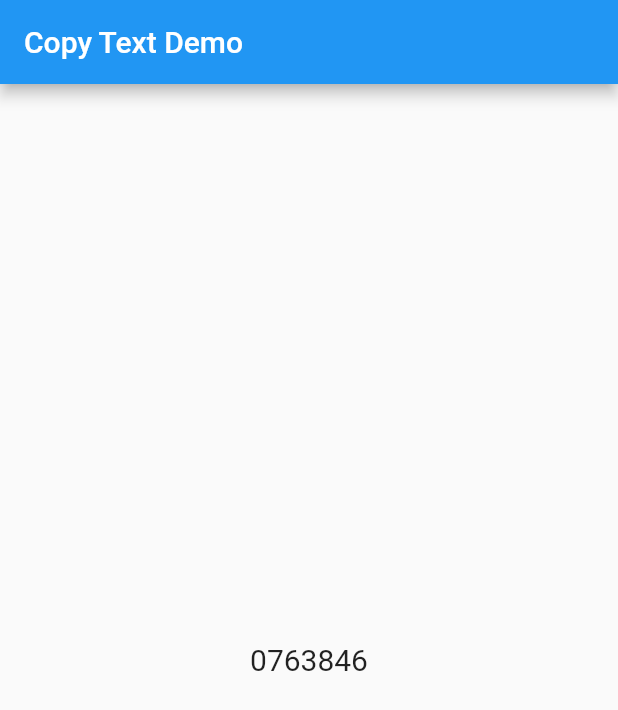
After one commit to ntaulya/visipay, a Flutter app: the MyHomePage screen opened directly, on a phone screen of 412 x 824 dp. The commit adds this screen. Shown: the top 710 px of the screen. Run offline on Flutter 3.47's test engine with Material 2 defaults, Android fonts, the phone set to English and light mode, and no system bars; our stand-ins replace bloc, dartz, flutter_bloc, flutter_svg, get_it, google_fonts and 2 more; missing offline and left inert: clipboard, dart:ffi.

Commit message:
iterasi 3

```diff
--- /dev/null
+++ b/lib/pages/test.dart
@@ -0,0 +1,51 @@
+import 'package:flutter/material.dart';
+import 'package:flutter/services.dart';
+import 'package:clipboard/clipboard.dart';
+
+class MyApp extends StatelessWidget {
+  @override
+  Widget build(BuildContext context) {
+    return MaterialApp(
+      title: 'Copy Text Demo',
+      theme: ThemeData(
+        primarySwatch: Colors.blue,
+      ),
+      home: MyHomePage(),
+    );
+  }
+}
+
+class MyHomePage extends StatelessWidget {
+  final String textToCopy = '0763846';
+
+  void _copyTextToClipboard(BuildContext context) {
+    Clipboard.setData(ClipboardData(text: textToCopy));
+
+    final snackBar = SnackBar(
+      content: Text('Teks berhasil disalin'),
+    );
+    ScaffoldMessenger.of(context).showSnackBar(snackBar);
+  }
+
+  @override
+  Widget build(BuildContext context) {
+    return Scaffold(
+      appBar: AppBar(
+        title: Text('Copy Text Demo'),
+      ),
+      body: Center(
+        child: Semantics(
+          hint: "tekan untuk menyalin nomor VA",
+          label: "Virtual Account BCA",
+          child: GestureDetector(
+            onTap: () => _copyTextToClipboard(context),
+            child: Text(
+              textToCopy,
+              style: TextStyle(fontSize: 20.0),
+            ),
+          ),
+        ),
+      ),
+    );
+  }
+}
--- a/pubspec.yaml
+++ b/pubspec.yaml
@@ -46,8 +46,9 @@ dependencies:
   pin_code_fields: ^7.4.0
   sliding_up_panel: ^2.0.0+1
   pdf: ^3.6.0
-  screenshot: ^1.2.3
+  screenshot: ^2.0.0
   printing: ^5.6.0
+  clipboard: ^0.1.3
 
 
 dev_dependencies:
```
Also changed, not shown: lib/pages/menu/topup/VA_BCA.dart (+74 -14 lines), pubspec.lock.
